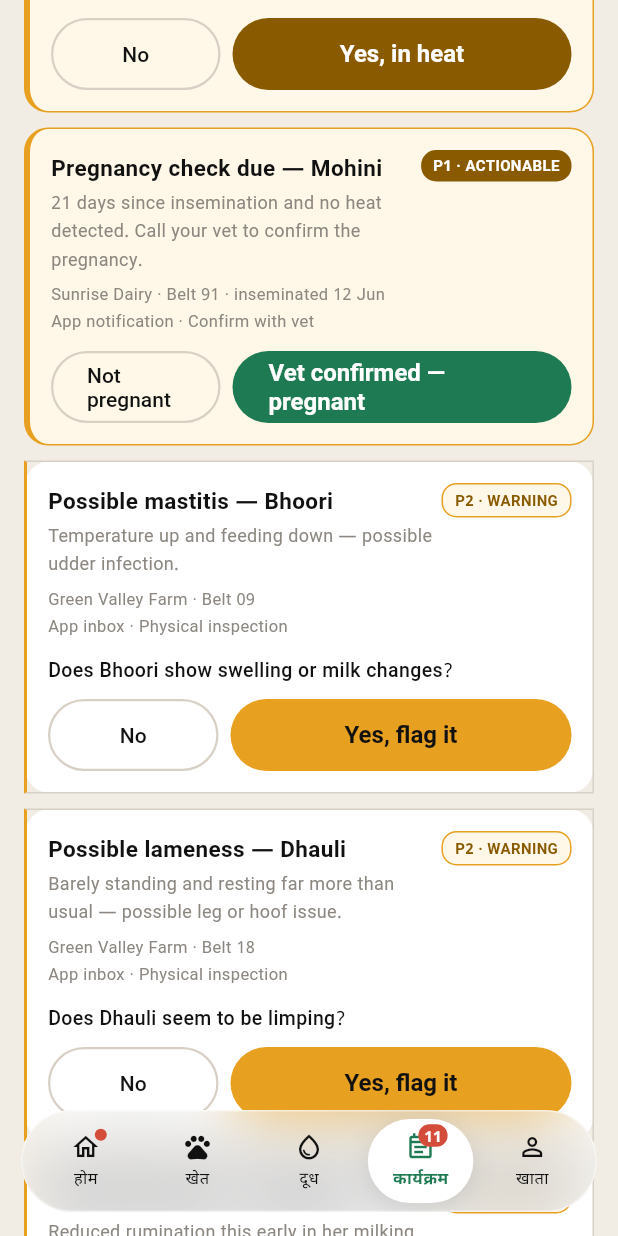
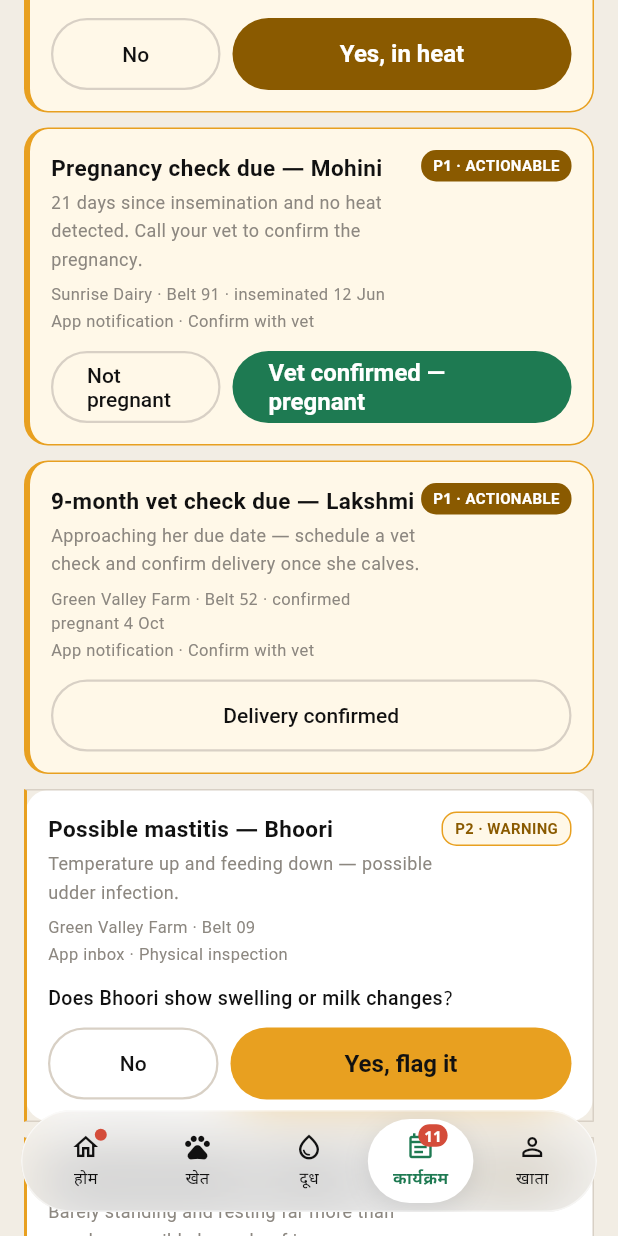
Before and after one commit to vaseey21/Vanix, a Flutter app: the EventsScreen screen opened directly with empty values, scrolled down 1152 dp, on a phone screen of 412 x 824 dp. Run offline on Flutter 3.47's test engine with Material 3 defaults, Android fonts, the phone set to English and light mode, and no system bars.

Commit message:
auto: save changes

```diff
--- a/flutter_app/lib/screens/events_screen.dart
+++ b/flutter_app/lib/screens/events_screen.dart
@@ -184,6 +184,8 @@ class _EventsScreenState extends State<EventsScreen> {
                         _buildHeatCard(isDark),
                         const SizedBox(height: 10),
                         _buildPregCard(isDark),
+                        const SizedBox(height: 10),
+                        _buildGestationCard(isDark),
                         const SizedBox(height: 10),
                         _buildMastitisCard(isDark),
                         const SizedBox(height: 10),
```
